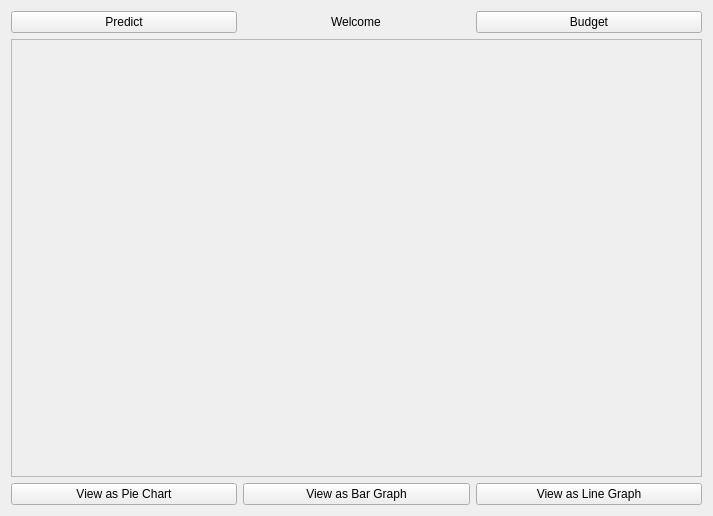
Old version of the form Application/Application/DashBoard.ui in the repository abutlerboudakian/future_wallet.
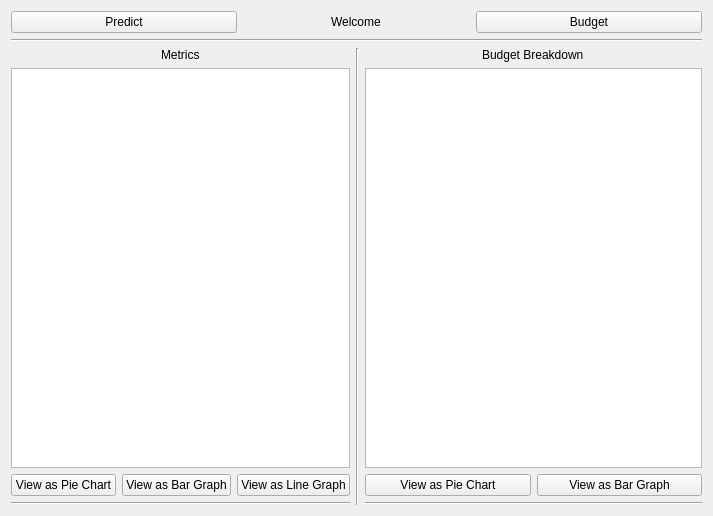
New version of the form.

Commit message: Removed BaseView | BudgetData missing checkRep | Need to work on serializing

Patch:
```diff
--- a/Application/Application/DashBoard.ui
+++ b/Application/Application/DashBoard.ui
@@ -19,49 +19,10 @@
      <property name="sizeConstraint">
       <enum>QLayout::SetNoConstraint</enum>
      </property>
-     <item row="1" column="0">
+     <item row="3" column="0">
       <layout class="QVBoxLayout" name="verticalLayout">
        <item>
-        <widget class="QScrollArea" name="metrics">
-         <property name="widgetResizable">
-          <bool>true</bool>
-         </property>
-         <widget class="QWidget" name="scrollAreaWidgetContents_2">
-          <property name="geometry">
-           <rect>
-            <x>0</x>
-            <y>0</y>
-            <width>689</width>
-            <height>430</height>
-           </rect>
-          </property>
-         </widget>
-        </widget>
-       </item>
-       <item>
-        <layout class="QHBoxLayout" name="horizontalLayout_11">
-         <item>
-          <widget class="QPushButton" name="Pie">
-           <property name="text">
-            <string>View as Pie Chart</string>
-           </property>
-          </widget>
-         </item>
-         <item>
-          <widget class="QPushButton" name="Bar">
-           <property name="text">
-            <string>View as Bar Graph</string>
-           </property>
-          </widget>
-         </item>
-         <item>
-          <widget class="QPushButton" name="Line">
-           <property name="text">
-            <string>View as Line Graph</string>
-           </property>
-          </widget>
-         </item>
-        </layout>
+        <layout class="QHBoxLayout" name="horizontalLayout_11"/>
        </item>
       </layout>
      </item>
@@ -90,6 +51,109 @@
        </item>
       </layout>
      </item>
+     <item row="2" column="0">
+      <layout class="QHBoxLayout" name="horizontalLayout">
+       <item>
+        <layout class="QVBoxLayout" name="verticalLayout_2">
+         <item alignment="Qt::AlignHCenter">
+          <widget class="QLabel" name="label">
+           <property name="text">
+            <string>Metrics</string>
+           </property>
+          </widget>
+         </item>
+         <item>
+          <widget class="QTextBrowser" name="metrics"/>
+         </item>
+         <item>
+          <layout class="QHBoxLayout" name="horizontalLayout_3">
+           <item>
+            <widget class="QPushButton" name="metricsPie">
+             <property name="text">
+              <string>View as Pie Chart</string>
+             </property>
+            </widget>
+           </item>
+           <item>
+            <widget class="QPushButton" name="metricsBar">
+             <property name="text">
+              <string>View as Bar Graph</string>
+             </property>
+            </widget>
+           </item>
+           <item>
+            <widget class="QPushButton" name="metricsLine">
+             <property name="text">
+              <string>View as Line Graph</string>
+             </property>
+            </widget>
+           </item>
+          </layout>
+         </item>
+         <item>
+          <widget class="Line" name="line_2">
+           <property name="orientation">
+            <enum>Qt::Horizontal</enum>
+           </property>
+          </widget>
+         </item>
+        </layout>
+       </item>
+       <item>
+        <widget class="Line" name="line">
+         <property name="orientation">
+          <enum>Qt::Vertical</enum>
+         </property>
+        </widget>
+       </item>
+       <item>
+        <layout class="QVBoxLayout" name="verticalLayout_3">
+         <item alignment="Qt::AlignHCenter">
+          <widget class="QLabel" name="label_2">
+           <property name="text">
+            <string>Budget Breakdown</string>
+           </property>
+          </widget>
+         </item>
+         <item>
+          <widget class="QTextBrowser" name="budgets"/>
+         </item>
+         <item>
+          <layout class="QHBoxLayout" name="horizontalLayout_4">
+           <item>
+            <widget class="QPushButton" name="budgetPie">
+             <property name="text">
+              <string>View as Pie Chart</string>
+             </property>
+            </widget>
+           </item>
+           <item>
+            <widget class="QPushButton" name="budgetBar">
+             <property name="text">
+              <string>View as Bar Graph</string>
+             </property>
+            </widget>
+           </item>
+          </layout>
+         </item>
+         <item>
+          <widget class="Line" name="line_3">
+           <property name="orientation">
+            <enum>Qt::Horizontal</enum>
+           </property>
+          </widget>
+         </item>
+        </layout>
+       </item>
+      </layout>
+     </item>
+     <item row="1" column="0">
+      <widget class="Line" name="line_4">
+       <property name="orientation">
+        <enum>Qt::Horizontal</enum>
+       </property>
+      </widget>
+     </item>
     </layout>
    </item>
   </layout>
```
Left out of the diff: 2 changed lines with no effect on the pictures. The commit also changes 20 other files.
